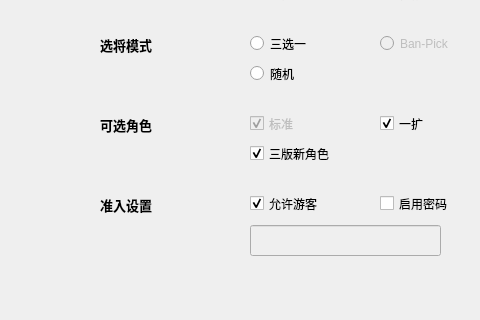
Above: client/RoomSet.ui from chntujia/CodfiyAsteriatedGrailClient before the change; both pictures show x 0 to 480 and y 255 to 575 of the 722 by 575 pixel window. Below: the same form after it.
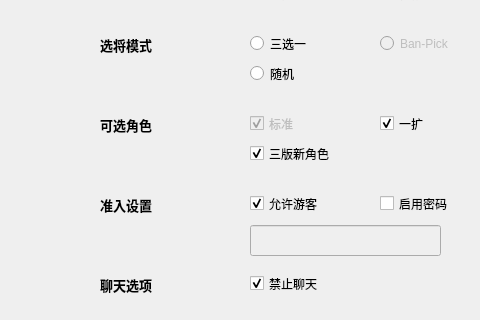
That is the form after the change.

Commit message: add slience room

What changed in the file:
```diff
--- a/client/RoomSet.ui
+++ b/client/RoomSet.ui
@@ -404,6 +404,38 @@
     </rect>
    </property>
   </widget>
+  <widget class="QCheckBox" name="slience">
+   <property name="enabled">
+    <bool>true</bool>
+   </property>
+   <property name="geometry">
+    <rect>
+     <x>250</x>
+     <y>530</y>
+     <width>81</width>
+     <height>17</height>
+    </rect>
+   </property>
+   <property name="text">
+    <string>禁止聊天</string>
+   </property>
+   <property name="checked">
+    <bool>true</bool>
+   </property>
+  </widget>
+  <widget class="QLabel" name="labelRoleRange_3">
+   <property name="geometry">
+    <rect>
+     <x>100</x>
+     <y>530</y>
+     <width>61</width>
+     <height>20</height>
+    </rect>
+   </property>
+   <property name="text">
+    <string>&lt;html&gt;&lt;head/&gt;&lt;body&gt;&lt;p&gt;&lt;span style=&quot; font-size:10pt; font-weight:600;&quot;&gt;聊天选项&lt;/span&gt;&lt;/p&gt;&lt;/body&gt;&lt;/html&gt;</string>
+   </property>
+  </widget>
  </widget>
  <resources/>
  <connections/>
```
The commit also changes 10 other files.
